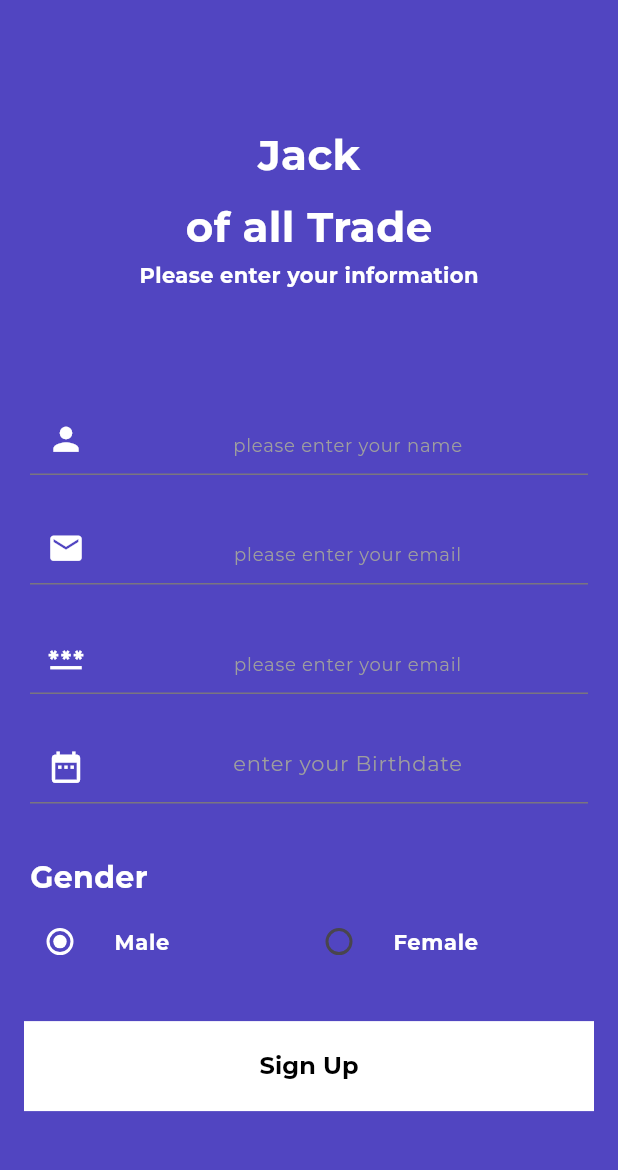
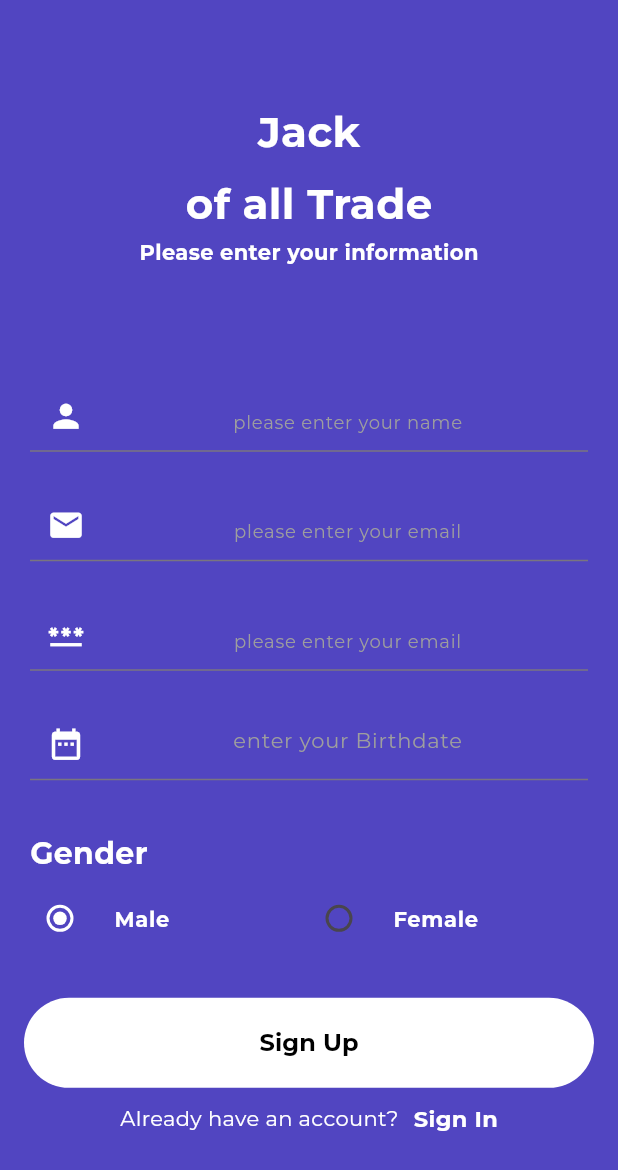
Before and after one commit to Alfonzo-Kgakole/flutter_auth_ui, a Flutter app: the screen it shows after launch, on a phone screen of 412 x 824 dp. Shown: the top 1170 px of the screen. Run offline on Flutter 3.47's test engine with Material 2 defaults, Android fonts, the phone set to English and light mode, and no system bars; our stand-ins replace google_fonts.

Commit message:
I have created a button called primary button and I have connected it to the registration screen.

```diff
--- a/lib/pages/registrationPage.dart
+++ b/lib/pages/registrationPage.dart
@@ -1,6 +1,7 @@
 import 'package:flutter/material.dart';
 import 'package:flutter_auth_ui/utils/appColors.dart';
 import 'package:flutter_auth_ui/widgets/inputText_Widget.dart';
+import 'package:flutter_auth_ui/widgets/primaryButton.dart';
 import 'package:google_fonts/google_fonts.dart';
 import 'package:intl/intl.dart';
 
@@ -23,6 +24,7 @@ class _RegistrationState extends State<Registration> {
   @override
   Widget build(BuildContext context) {
     return Scaffold(
+      resizeToAvoidBottomInset: false,
       backgroundColor: AppColors.primaryColor,
       body: SafeArea(
         child: Column(
@@ -188,28 +190,21 @@ class _RegistrationState extends State<Registration> {
               ),
             ),
             const SizedBox(height: 25),
-            SizedBox(
-              height:60,
-              child: MaterialButton(
-                onPressed: (){},
-                elevation: 5,
-                child: Container(
+            const button(text: 'Sign Up',),
+            const SizedBox(height: 10,),
+            Row(
+              mainAxisAlignment: MainAxisAlignment.center,
+              children: [
+                Text("Already have an account?", style: GoogleFonts.montserrat(
                   color: AppColors.whiteColor,
-                  decoration: BoxDecoration(
-                    borderRadius: BorderRadius.circular(30),
-                  ),
-                  constraints:  BoxConstraints(
-                    maxHeight:60,
-                  ),
-                  alignment:Alignment.center,
-                  child: Text("Sign Up", style: GoogleFonts.montserrat(
-                    fontSize: 16,
-                    color: Colors.black,
-                    fontWeight: FontWeight.bold
-                  )
-                  ),
-                ),
-              )
+                ),),
+                const SizedBox(width: 10,),
+                Text("Sign In", style: GoogleFonts.montserrat(
+                  color: AppColors.whiteColor,
+                  fontWeight: FontWeight.bold,
+                  fontSize: 15
+                ),),
+              ],
             )
           ],
         ),
--- /dev/null
+++ b/lib/widgets/primaryButton.dart
@@ -0,0 +1,37 @@
+import 'package:flutter/material.dart';
+import 'package:flutter_auth_ui/utils/appColors.dart';
+import 'package:google_fonts/google_fonts.dart';
+
+class button extends StatelessWidget {
+  const button({
+    super.key, required this.text,
+  });
+
+  final String text;
+
+  @override
+  Widget build(BuildContext context) {
+    return SizedBox(
+        height: 60,
+        child: MaterialButton(
+          onPressed: () {},
+          elevation: 5,
+          child: Container(
+            decoration: BoxDecoration(
+              color: AppColors.whiteColor,
+              borderRadius: BorderRadius.circular(30),
+            ),
+            constraints: BoxConstraints(
+              maxHeight: 60,
+            ),
+            alignment: Alignment.center,
+            child: Text(text,
+                style: GoogleFonts.montserrat(
+                  fontSize: 16,
+                  color: Colors.black,
+                  fontWeight: FontWeight.bold,
+                )),
+          ),
+        ));
+  }
+}
```
